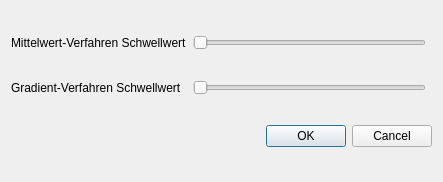
TrandyAndy/Bad-Pixel, file einstellungenKorrigieren.ui: the form before one commit.
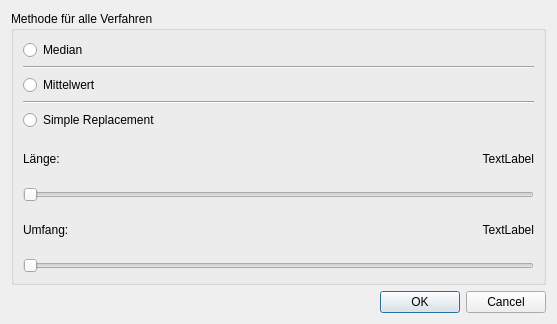
The form after the commit.

Commit message: Neue UI Fenster

What changed in the file:
```diff
--- a/einstellungenKorrigieren.ui
+++ b/einstellungenKorrigieren.ui
@@ -6,22 +6,121 @@
    <rect>
     <x>0</x>
     <y>0</y>
-    <width>443</width>
-    <height>182</height>
+    <width>557</width>
+    <height>324</height>
    </rect>
   </property>
   <property name="windowTitle">
    <string>Weitere Einstellungen für Korrekturalgorithmus</string>
   </property>
-  <layout class="QGridLayout" name="gridLayout">
-   <item row="0" column="1">
-    <widget class="QSlider" name="horizontalSlider">
-     <property name="orientation">
-      <enum>Qt::Horizontal</enum>
+  <layout class="QVBoxLayout" name="verticalLayout_2">
+   <item>
+    <widget class="QGroupBox" name="groupBox">
+     <property name="title">
+      <string>Methode für alle Verfahren</string>
      </property>
+     <layout class="QVBoxLayout" name="verticalLayout">
+      <item>
+       <widget class="QRadioButton" name="radioButton">
+        <property name="text">
+         <string>Median</string>
+        </property>
+       </widget>
+      </item>
+      <item>
+       <widget class="Line" name="line">
+        <property name="orientation">
+         <enum>Qt::Horizontal</enum>
+        </property>
+       </widget>
+      </item>
+      <item>
+       <widget class="QRadioButton" name="radioButton_2">
+        <property name="text">
+         <string>Mittelwert</string>
+        </property>
+       </widget>
+      </item>
+      <item>
+       <widget class="Line" name="line_2">
+        <property name="orientation">
+         <enum>Qt::Horizontal</enum>
+        </property>
+       </widget>
+      </item>
+      <item>
+       <widget class="QRadioButton" name="radioButton_3">
+        <property name="text">
+         <string>Simple Replacement</string>
+        </property>
+       </widget>
+      </item>
+      <item>
+       <layout class="QHBoxLayout" name="horizontalLayout">
+        <item>
+         <widget class="QLabel" name="label">
+          <property name="text">
+           <string>Länge:</string>
+          </property>
+         </widget>
+        </item>
+        <item>
+         <widget class="QLabel" name="label_2">
+          <property name="text">
+           <string>TextLabel</string>
+          </property>
+          <property name="alignment">
+           <set>Qt::AlignRight|Qt::AlignTrailing|Qt::AlignVCenter</set>
+          </property>
+         </widget>
+        </item>
+       </layout>
+      </item>
+      <item>
+       <widget class="QSlider" name="horizontalSlider">
+        <property name="enabled">
+         <bool>true</bool>
+        </property>
+        <property name="orientation">
+         <enum>Qt::Horizontal</enum>
+        </property>
+       </widget>
+      </item>
+      <item>
+       <layout class="QHBoxLayout" name="horizontalLayout_2">
+        <item>
+         <widget class="QLabel" name="label_3">
+          <property name="text">
+           <string>Umfang:</string>
+          </property>
+         </widget>
+        </item>
+        <item>
+         <widget class="QLabel" name="label_4">
+          <property name="text">
+           <string>TextLabel</string>
+          </property>
+          <property name="alignment">
+           <set>Qt::AlignRight|Qt::AlignTrailing|Qt::AlignVCenter</set>
+          </property>
+         </widget>
+        </item>
+       </layout>
+      </item>
+      <item>
+       <widget class="QSlider" name="horizontalSlider_2">
+        <property name="enabled">
+         <bool>true</bool>
+        </property>
+        <property name="orientation">
+         <enum>Qt::Horizontal</enum>
+        </property>
+       </widget>
+      </item>
+     </layout>
     </widget>
    </item>
-   <item row="2" column="1" colspan="2">
+   <item>
     <widget class="QDialogButtonBox" name="buttonBox">
      <property name="orientation">
       <enum>Qt::Horizontal</enum>
@@ -31,27 +130,6 @@
      </property>
     </widget>
    </item>
-   <item row="1" column="1">
-    <widget class="QSlider" name="horizontalSlider_2">
-     <property name="orientation">
-      <enum>Qt::Horizontal</enum>
-     </property>
-    </widget>
-   </item>
-   <item row="1" column="0">
-    <widget class="QLabel" name="label_2">
-     <property name="text">
-      <string>Gradient-Verfahren Schwellwert</string>
-     </property>
-    </widget>
-   </item>
-   <item row="0" column="0">
-    <widget class="QLabel" name="label">
-     <property name="text">
-      <string>Mittelwert-Verfahren Schwellwert</string>
-     </property>
-    </widget>
-   </item>
   </layout>
  </widget>
  <resources/>
```
The commit also changes 6 other files.
